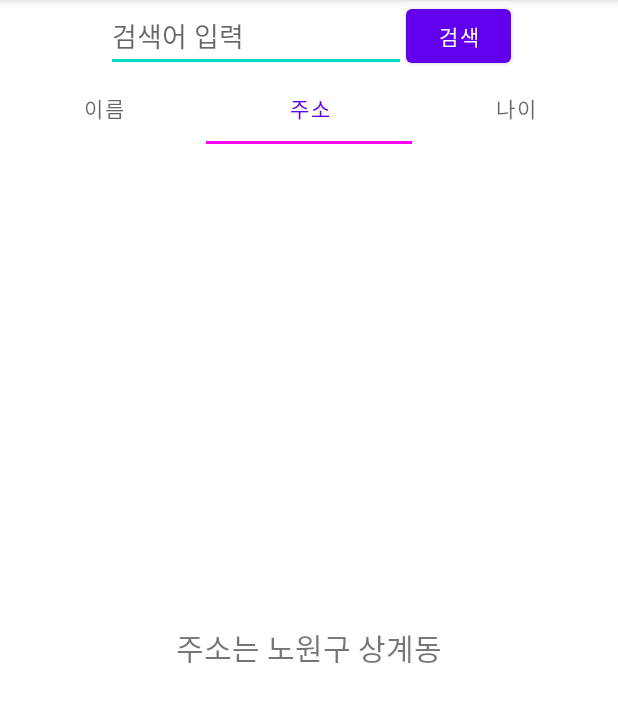
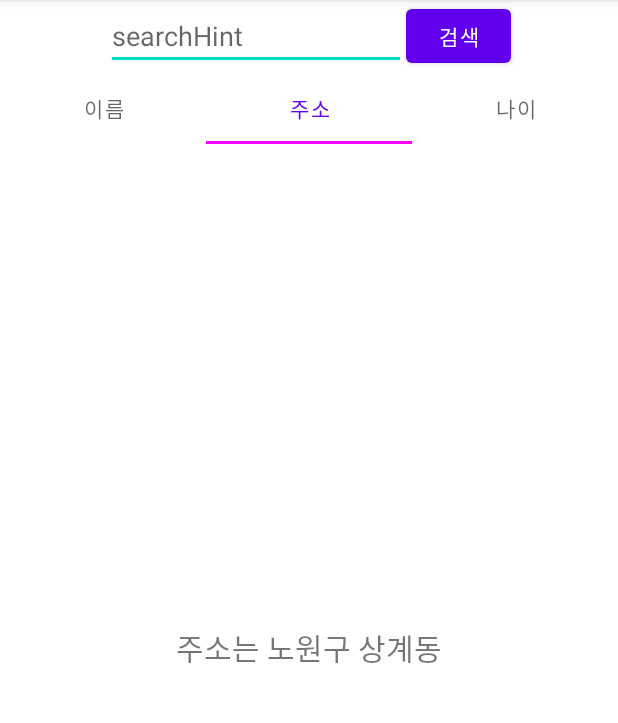
Before and after one commit to kimchangbae/ViewPaget_20211204, an Android app: the screen it shows after launch (MainActivity), tab 2 chosen, on a phone screen of 412 x 824 dp, the part 84-807 px from its top. Run offline under Robolectric (Android 15) with nearby library versions, the phone set to English and light mode, and no system bars.

```diff
--- a/app/src/main/java/com/example/viewpaget_20211204/adapters/MainViewPagerAdapter.kt
+++ b/app/src/main/java/com/example/viewpaget_20211204/adapters/MainViewPagerAdapter.kt
@@ -19,12 +19,41 @@ class MainViewPagerAdapter( fm : FragmentManager) : FragmentPagerAdapter(fm) {
             return "나이"
         }
     }
-
+/*
     override fun getCount(): Int {
         return 3
     }
+ */
+
+    override fun getCount() = 3
 
     override fun getItem(position: Int): Fragment {
+/*
+        when(position) {
+            0 -> {
+                Log.d("MainViewPagerAdapter", "이름 탭 클릭");
+                return NameFragment()
+            }
+
+            1 -> {
+                Log.d("MainViewPagerAdapter", "주소 탭 클릭");
+                return AddressFragment()
+            }
+
+            else -> {
+                Log.d("MainViewPagerAdapter", "나이 탭 클릭");
+                return AgeFragment()
+            }
+        }
+ */
+
+        return when(position) {
+            0 -> NameFragment()
+            1 -> AddressFragment()
+            else -> AgeFragment()
+        }
+
+/*
         if (position == 0) {
             Log.d("MainViewPagerAdapter", "이름 탭 클릭");
             return NameFragment()
@@ -35,6 +64,7 @@ class MainViewPagerAdapter( fm : FragmentManager) : FragmentPagerAdapter(fm) {
             Log.d("MainViewPagerAdapter", "나이 탭 클릭");
             return AgeFragment()
         }
+ */
     }
 
 }
--- a/app/src/main/res/layout/activity_main.xml
+++ b/app/src/main/res/layout/activity_main.xml
@@ -15,7 +15,7 @@
         <EditText
             android:layout_width="200dp"
             android:layout_height="wrap_content"
-            android:hint="검색어 입력" />
+            android:hint="@string/search_hint" />
 
         <Button
             android:layout_width="70dp"
--- a/app/src/main/res/values/strings.xml
+++ b/app/src/main/res/values/strings.xml
@@ -1,3 +1,5 @@
 <resources>
     <string name="app_name">ViewPaget_20211204</string>
+
+    <string name="search_hint">searchHint</string>
 </resources>
```
